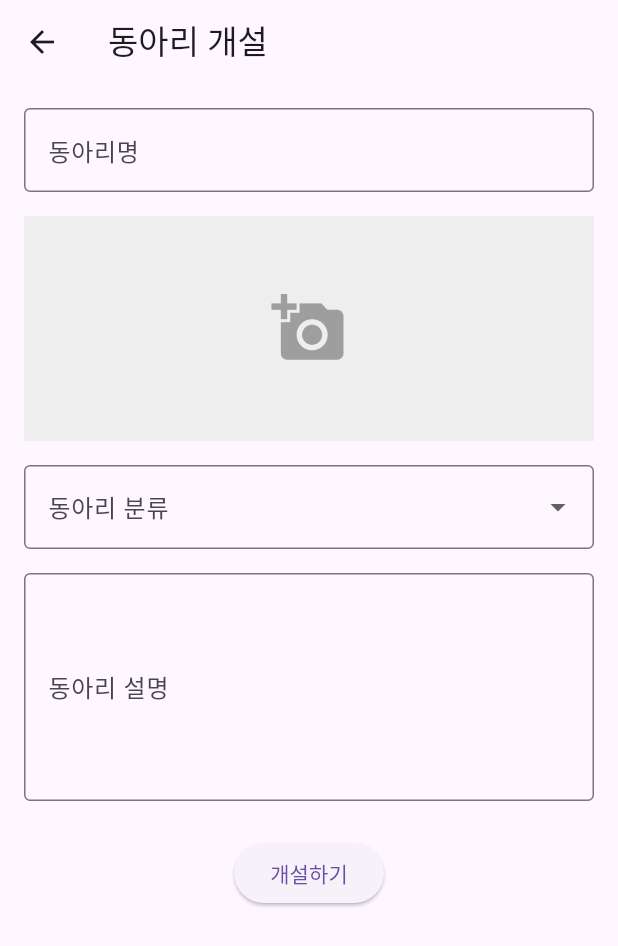
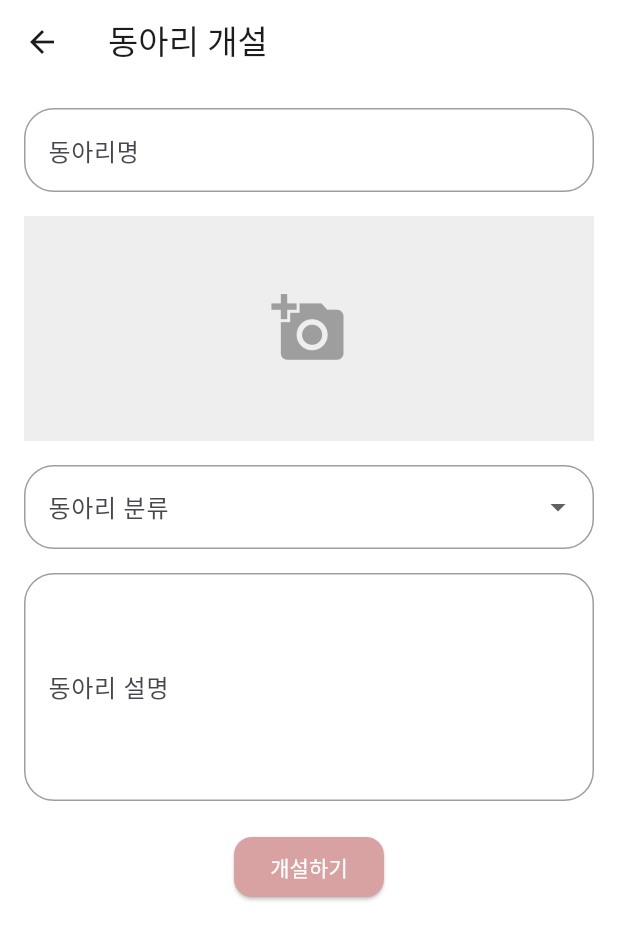
Before and after one commit to SPARK-GSS/App, a Flutter app: the ClubCreatePage screen opened directly, on a phone screen of 412 x 824 dp. Shown: the top 946 px of the screen. Run offline on Flutter 3.47's test engine with Material 3 defaults, Android fonts, the light colour scheme and no system bars; our stand-ins replace firebase_auth, firebase_core, firebase_database, firebase_storage, google_sign_in, image_picker and 4 more; accounts and stored records are empty.

Commit message:
design825

```diff
--- a/lib/pages/newclub.dart
+++ b/lib/pages/newclub.dart
@@ -138,7 +138,8 @@ class _ClubCreatePageState extends State<ClubCreatePage> {
   @override
   Widget build(BuildContext context) {
     return Scaffold(
-      appBar: AppBar(title: const Text('동아리 개설')),
+      backgroundColor: Colors.white,
+      appBar: AppBar(title: const Text('동아리 개설'), backgroundColor: Colors.white,),
       body: Column(
         children: [
           if (_uploading) const LinearProgressIndicator(minHeight: 2),
@@ -151,9 +152,24 @@ class _ClubCreatePageState extends State<ClubCreatePage> {
                   // 동아리명
                   TextField(
                     controller: _nameController,
+                    cursorColor: const Color.fromRGBO(119, 119, 119, 1.0),
                     decoration: const InputDecoration(
                       labelText: '동아리명',
-                      border: OutlineInputBorder(),
+                      border: OutlineInputBorder(
+                        borderRadius: BorderRadius.all(Radius.circular(20)),
+                      ),
+                      enabledBorder: OutlineInputBorder(
+                        borderRadius: BorderRadius.all(Radius.circular(20)),
+                        borderSide: BorderSide(color: Colors.grey, width: 1),
+                      ),
+                      focusedBorder: OutlineInputBorder(
+                        borderRadius: BorderRadius.all(Radius.circular(20)),
+                        borderSide: BorderSide(color: Color.fromRGBO(119, 119, 119, 1.0), width: 2),
+                      ),
+                      floatingLabelStyle: TextStyle(
+                        color: Color.fromRGBO(119, 119, 119, 1.0),
+                        fontWeight: FontWeight.w600,
+                      ),
                     ),
                   ),
                   const SizedBox(height: 16),
@@ -192,13 +208,29 @@ class _ClubCreatePageState extends State<ClubCreatePage> {
                           (c) => DropdownMenuItem(
                         value: c,
                         child: Text(c),
+
                       ),
                     )
                         .toList(),
                     onChanged: (val) => setState(() => _selectedCategory = val),
+                    dropdownColor: Colors.white,
                     decoration: const InputDecoration(
                       labelText: '동아리 분류',
-                      border: OutlineInputBorder(),
+                      border: OutlineInputBorder(
+                        borderRadius: BorderRadius.all(Radius.circular(20)),
+                      ),
+                      enabledBorder: OutlineInputBorder(
+                        borderRadius: BorderRadius.all(Radius.circular(20)),
+                        borderSide: BorderSide(color: Colors.grey, width: 1),
+                      ),
+                      focusedBorder: OutlineInputBorder(
+                        borderRadius: BorderRadius.all(Radius.circular(20)),
+                        borderSide: BorderSide(color: Color.fromRGBO(119, 119, 119, 1.0), width: 2),
+                      ),
+                      floatingLabelStyle: TextStyle(
+                        color: Color.fromRGBO(119, 119, 119, 1.0),
+                        fontWeight: FontWeight.w600,
+                      ),
                     ),
                   ),
                   const SizedBox(height: 16),
@@ -209,18 +241,43 @@ class _ClubCreatePageState extends State<ClubCreatePage> {
                     maxLines: 5,
                     decoration: const InputDecoration(
                       labelText: '동아리 설명',
-                      border: OutlineInputBorder(),
+                      border: OutlineInputBorder(
+                        borderRadius: BorderRadius.all(Radius.circular(20)),
+                      ),
+                      enabledBorder: OutlineInputBorder(
+                        borderRadius: BorderRadius.all(Radius.circular(20)),
+                        borderSide: BorderSide(color: Colors.grey, width: 1),
+                      ),
+                      focusedBorder: OutlineInputBorder(
+                        borderRadius: BorderRadius.all(Radius.circular(20)),
+                        borderSide: BorderSide(color: Color.fromRGBO(119, 119, 119, 1.0), width: 2),
+                      ),
+                      floatingLabelStyle: TextStyle(
+                        color: Color.fromRGBO(119, 119, 119, 1.0),
+                        fontWeight: FontWeight.w600,
+                      ),
                     ),
                   ),
                   const SizedBox(height: 24),
 
                   // 제출 버튼
                   Center(
+                    child: SizedBox(
+                      width: 100,
+                      height: 40,
+
                     child: ElevatedButton(
                       onPressed: _uploading ? null : _submit,
+                      style: ElevatedButton.styleFrom(
+                          backgroundColor: const Color.fromRGBO(216, 162, 163, 1.0),
+                          foregroundColor: Colors.white,
+                          shape: RoundedRectangleBorder(
+                              borderRadius: BorderRadius.circular(12)
+                          )
+                      ),
                       child: const Text('개설하기'),
                     ),
-                  ),
+                  ),),
                 ],
 
               ),
```
Also changed, not shown: lib/homepage.dart (+23 -15 lines), lib/pages/change_password.dart (+17 -22 lines), lib/pages/delete_account.dart (+7 -7 lines), lib/pages/edit_profile.dart (+6 -7 lines), lib/pages/logout.dart (+10 -3 lines).
